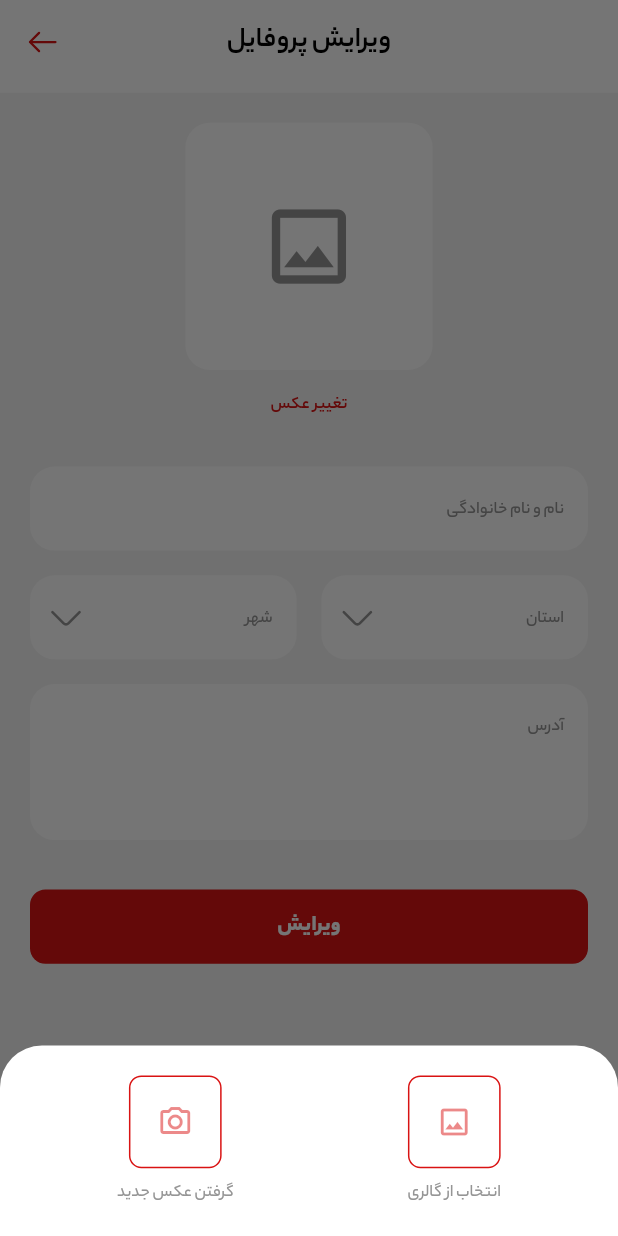
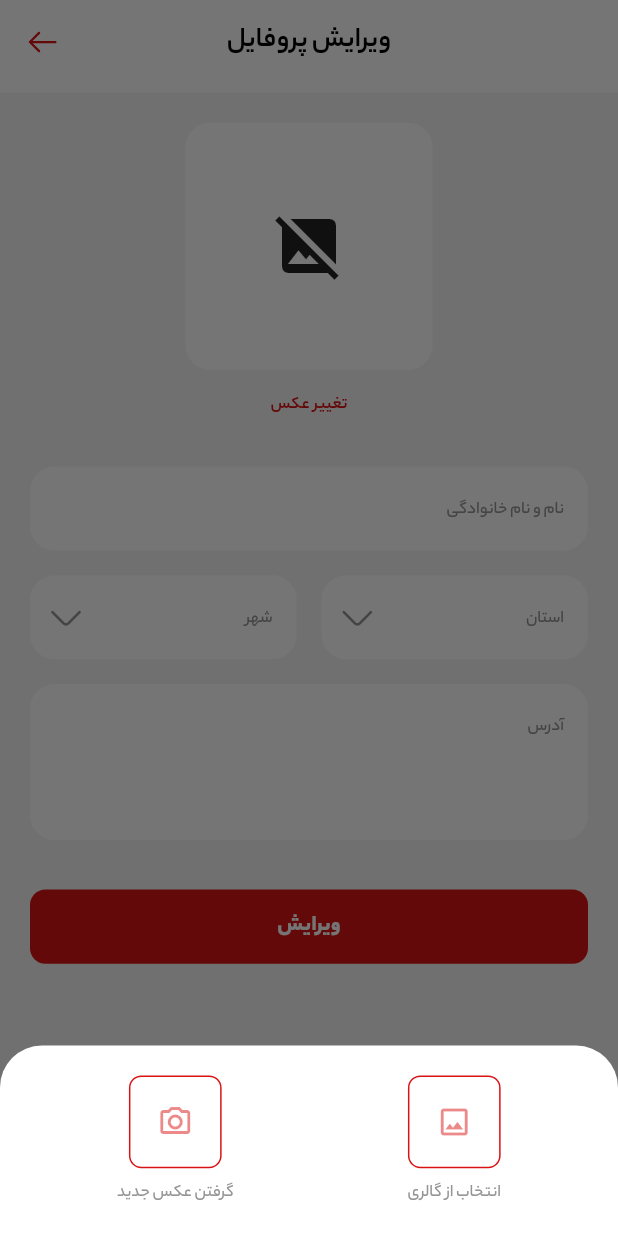
Before and after one commit to mohammad-dehghanifard/flutter_divar_clone_bloc, a Flutter app: the EditUserView screen opened directly with empty values, after a tap on "تغییر عکس", on a phone screen of 412 x 824 dp. Run offline on Flutter 3.47's test engine with Material 3 defaults, Android fonts, the phone set to English and light mode, and no system bars; drawn by our look-alikes of cached_network_image; our stand-ins replace bloc, dio, flutter_bloc, flutter_svg, image_picker, loading_animation_widget and 2 more; accounts and stored records are empty; network calls fail.

Commit message:
connect EditUserRequest to EditUserView

```diff
--- a/lib/features/profile/presentation/views/edit_profile/edit_user_view.dart
+++ b/lib/features/profile/presentation/views/edit_profile/edit_user_view.dart
@@ -1,3 +1,5 @@
+import 'dart:io';
+
 import 'package:flutter/material.dart';
 import 'package:flutter_divar_clone_bloc/core/common/constants/distances.dart';
 import 'package:flutter_divar_clone_bloc/core/common/constants/ui_colors.dart';
@@ -5,15 +7,39 @@ import 'package:flutter_divar_clone_bloc/core/common/data/model/user_model.dart'
 import 'package:flutter_divar_clone_bloc/core/common/widgets/custom_button_widget.dart';
 import 'package:flutter_divar_clone_bloc/core/common/widgets/page_app_bar_widget.dart';
 import 'package:flutter_divar_clone_bloc/core/common/widgets/text_field_widget.dart';
+import 'package:flutter_divar_clone_bloc/core/utils/image/load_image_network.dart';
+import 'package:flutter_divar_clone_bloc/features/profile/data/requests/edit_user_request.dart';
 import 'package:flutter_divar_clone_bloc/features/profile/presentation/widgets/select_image_bottom_sheet_widget.dart';
 import 'package:flutter_divar_clone_bloc/gen/assets.gen.dart';
 import 'package:responsive_sizer/responsive_sizer.dart';
 
-class EditUserView extends StatelessWidget {
+class EditUserView extends StatefulWidget {
   const EditUserView({super.key, required this.user});
   final UserModel user;
+
+  @override
+  State<EditUserView> createState() => _EditUserViewState();
+}
+
+class _EditUserViewState extends State<EditUserView> {
+  final EditUserRequest editUserRequest = EditUserRequest();
+
+  @override
+  void initState() {
+    _initUserInformation();
+    super.initState();
+  }
+
+  void _initUserInformation() {
+    editUserRequest.fullNameTextController.text = widget.user.name!;
+    editUserRequest.provinceTextController.text = widget.user.province!;
+    editUserRequest.cityTextController.text = widget.user.city!;
+    editUserRequest.cityId = widget.user.cityId!;
+  }
+
   @override
   Widget build(BuildContext context) {
+
     return Scaffold(
       appBar: const PageAppBarWidget(title: "ویرایش پروفایل"),
       body: SingleChildScrollView(
@@ -29,8 +55,7 @@ class EditUserView extends StatelessWidget {
                 decoration: BoxDecoration(
                     color: UiColors.whiteColor,
                     borderRadius: BorderRadius.circular(4.w)),
-                child: Icon(Icons.image_outlined,
-                    size: 16.w, color: UiColors.greyTextColor),
+                child: editUserRequest.image == null ? LoadNetworkImage(imageUrl: widget.user.avatar!) : Image.file(File(editUserRequest.image!.path)),
               ),
               // change text btn
               TextButton(
@@ -41,7 +66,9 @@ class EditUserView extends StatelessWidget {
                   },
                   child: Text("تغییر عکس",style: TextStyle(fontSize: 14.sp,fontWeight: FontWeight.w700),)),
               SizedBox(height: 4.w),
-              const TextFieldWidget(
+               TextFieldWidget(
+                 controller: editUserRequest.fullNameTextController,
+                validator: editUserRequest.validateFullName,
                 hintText: "نام و نام خانوادگی",
               ),
               SizedBox(height: 4.w),
@@ -51,12 +78,14 @@ class EditUserView extends StatelessWidget {
                   Expanded(
                       child: TextFieldWidget(
                           onTap: () {},
+                          controller: editUserRequest.provinceTextController,
                           hintText: "استان",
                           readOnly: true,
                           iconPath: Assets.svgs.arrowDown)),
                   SizedBox(width: 4.w),
                   Expanded(
                       child: TextFieldWidget(
+                          controller: editUserRequest.cityTextController,
                           onTap: () {},
                           hintText: "شهر",
                           readOnly: true,
@@ -65,7 +94,8 @@ class EditUserView extends StatelessWidget {
               ),
               SizedBox(height: 4.w),
               // address
-              const TextFieldWidget(
+              TextFieldWidget(
+                controller: editUserRequest.addressTextController,
                 hintText: "آدرس",
                 maxLines: 3,
               ),
```
Also changed, not shown: lib/features/profile/data/requests/edit_user_request.dart (+8 -9 lines).
